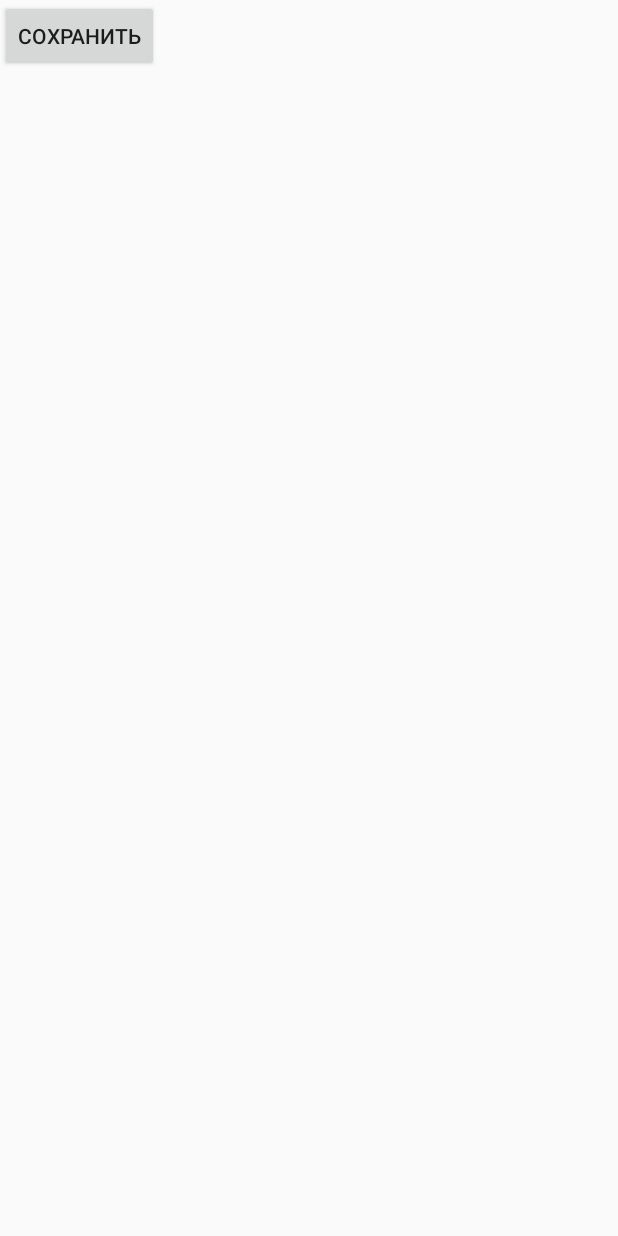
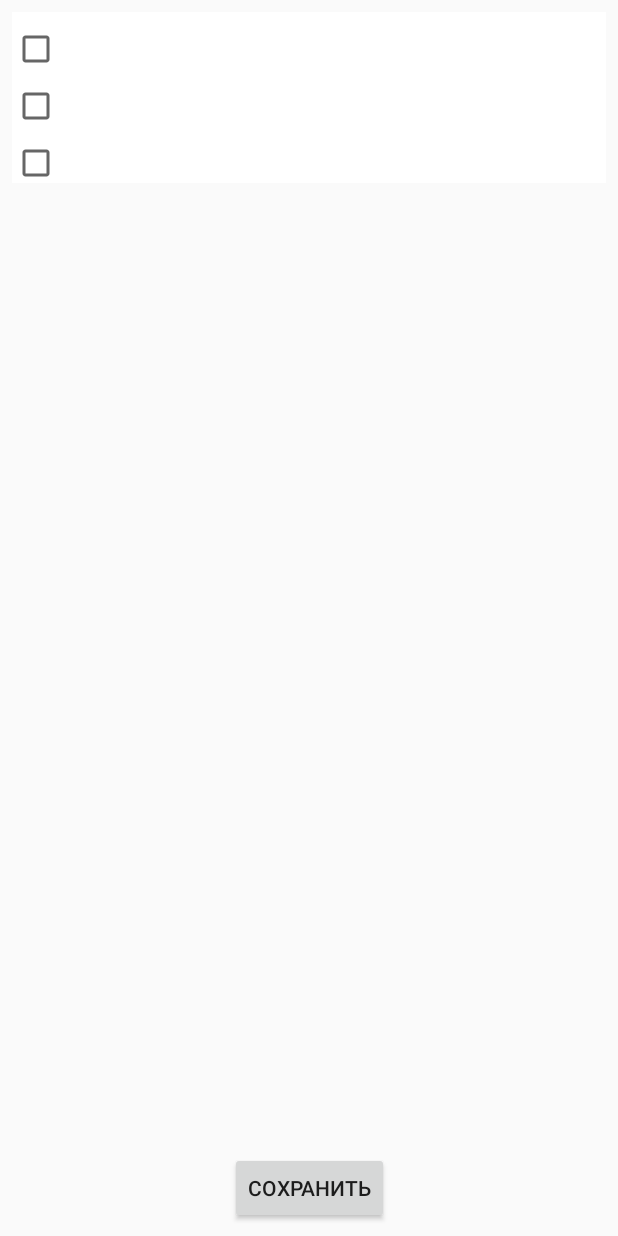
Before and after one commit to NullTeamRussia/VkHackathon, an Android app: the layout activity_create_route.xml on its own in the app's theme, with its tools: preview values and no code run, on a phone screen of 412 x 824 dp. Run offline under Robolectric (Android 15) with nearby library versions, the phone set to English and light mode, and no system bars.

Commit message:
create route screen finished

```diff
--- a/app/src/main/AndroidManifest.xml
+++ b/app/src/main/AndroidManifest.xml
@@ -70,6 +70,8 @@
         <category android:name="android.intent.category.LAUNCHER" />
       </intent-filter>
     </activity>
+
+    <activity android:name=".CreateRoute.CreateRouteActivity"/>
   </application>
 
 </manifest>
--- a/app/src/main/java/com/example/enspaender/vkhackathon/MainScreen.java
+++ b/app/src/main/java/com/example/enspaender/vkhackathon/MainScreen.java
@@ -10,6 +10,7 @@ import butterknife.BindView;
 import butterknife.ButterKnife;
 import butterknife.OnClick;
 import com.example.enspaender.vkhackathon.BuildingMaps.BuildingNavigation;
+import com.example.enspaender.vkhackathon.CreateRoute.CreateRouteActivity;
 import com.example.enspaender.vkhackathon.NewsScreen.NewsActivity;
 
 /**
@@ -49,6 +50,6 @@ public class MainScreen extends AppCompatActivity {
 
   @OnClick(R.id.create_route)
   public void clickCreateRoute(){
-    Toast.makeText(this, "create routes click", Toast.LENGTH_SHORT).show();
+    startActivity(new Intent(this, CreateRouteActivity.class));
   }
 }
--- a/app/src/main/res/layout/activity_create_route.xml
+++ b/app/src/main/res/layout/activity_create_route.xml
@@ -1,21 +1,43 @@
 <?xml version="1.0" encoding="utf-8"?>
-<RelativeLayout xmlns:android="http://schemas.android.com/apk/res/android"
+<android.support.constraint.ConstraintLayout
+    xmlns:android="http://schemas.android.com/apk/res/android"
     xmlns:app="http://schemas.android.com/apk/res-auto"
+    xmlns:tools="http://schemas.android.com/tools"
     android:orientation="vertical"
     android:layout_width="match_parent"
     android:layout_height="match_parent"
     >
 
-  <android.support.v7.widget.RecyclerView
-      android:id="@+id/room_recycler"
-      android:layout_width="match_parent"
-      android:layout_height="match_parent"
-      app:listitem="@layout/item_existing_room"/>
 
   <Button
       android:id="@+id/save_route"
       android:layout_width="wrap_content"
       android:layout_height="wrap_content"
-      android:text="Сохранить"/>
+      android:layout_alignParentBottom="true"
+      android:text="Сохранить"
+      app:layout_constraintBottom_toBottomOf="parent"
+      android:layout_marginBottom="8dp"
+      android:layout_marginRight="8dp"
+      app:layout_constraintRight_toRightOf="parent"
+      android:layout_marginLeft="8dp"
+      app:layout_constraintLeft_toLeftOf="parent"
+      />
 
-</RelativeLayout>
+  <android.support.v7.widget.RecyclerView
+      android:id="@+id/room_recycler"
+      android:layout_width="0dp"
+      android:layout_height="0dp"
+      tools:listitem="@layout/item_existing_room"
+      android:layout_below="@id/save_route"
+      android:layout_marginRight="8dp"
+      app:layout_constraintRight_toRightOf="parent"
+      android:layout_marginBottom="8dp"
+      app:layout_constraintBottom_toTopOf="@+id/save_route"
+      android:layout_marginLeft="8dp"
+      app:layout_constraintLeft_toLeftOf="parent"
+      app:layout_constraintTop_toTopOf="parent"
+      android:layout_marginTop="8dp"
+      android:orientation="vertical"
+      />
+
+</android.support.constraint.ConstraintLayout>
```
Also changed, not shown: app/src/main/java/com/example/enspaender/vkhackathon/CreateRoute/CreateRouteActivity.java (+19 -8 lines), app/src/main/java/com/example/enspaender/vkhackathon/CreateRoute/NodesAdapter.java (+5 -5 lines).
